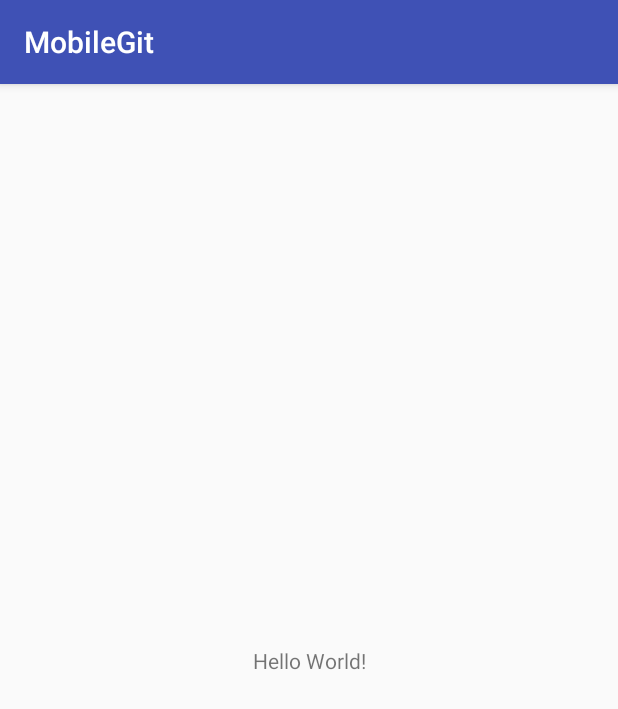
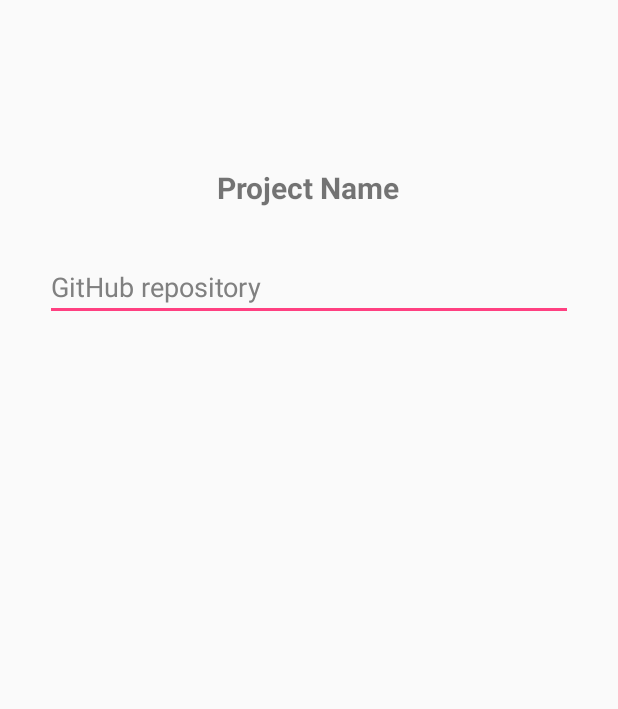
Before and after one commit to SvitlanaAmbros/MobileGit, an Android app: the screen it shows after launch (MainActivity), on a phone screen of 412 x 824 dp. Shown: the top 709 px of the screen. Run offline under Robolectric (Android 15) with nearby library versions, the phone set to English and light mode, and no system bars.

Commit message:
create search repository view

```diff
--- a/app/src/main/res/layout/activity_main.xml
+++ b/app/src/main/res/layout/activity_main.xml
@@ -1,18 +1,30 @@
 <?xml version="1.0" encoding="utf-8"?>
-<android.support.constraint.ConstraintLayout xmlns:android="http://schemas.android.com/apk/res/android"
-    xmlns:app="http://schemas.android.com/apk/res-auto"
-    xmlns:tools="http://schemas.android.com/tools"
+<RelativeLayout
+    xmlns:android="http://schemas.android.com/apk/res/android"
     android:layout_width="match_parent"
-    android:layout_height="match_parent"
-    tools:context="com.example.admin.mobilegit.MainActivity">
+    android:layout_height="match_parent">
 
     <TextView
         android:layout_width="wrap_content"
+        android:layout_height="40dp"
+        android:text="@string/project_name"
+        android:layout_marginTop="105dp"
+        android:gravity="center_vertical"
+        android:layout_centerHorizontal="true"
+        android:textSize="@dimen/project_name_size"
+        android:textStyle="bold"
+        android:id="@+id/textView" />
+
+    <EditText
+        android:id="@+id/et_project_name"
+        android:layout_width="match_parent"
         android:layout_height="wrap_content"
-        android:text="Hello World!"
-        app:layout_constraintBottom_toBottomOf="parent"
-        app:layout_constraintLeft_toLeftOf="parent"
-        app:layout_constraintRight_toRightOf="parent"
-        app:layout_constraintTop_toTopOf="parent" />
+        android:layout_below="@+id/textView"
+        android:layout_centerHorizontal="true"
+        android:layout_marginTop="23dp"
+        android:text="@string/github_repository"
+        android:textColor="@color/colorGrey"
+        android:layout_marginStart="@dimen/input_project_name_margins"
+        android:layout_marginEnd="@dimen/input_project_name_margins"/>
 
-</android.support.constraint.ConstraintLayout>
+</RelativeLayout>
--- a/app/src/main/res/values/colors.xml
+++ b/app/src/main/res/values/colors.xml
@@ -3,4 +3,6 @@
     <color name="colorPrimary">#3F51B5</color>
     <color name="colorPrimaryDark">#303F9F</color>
     <color name="colorAccent">#FF4081</color>
+    <color name="colorGrey">#808080</color>
+
 </resources>
--- /dev/null
+++ b/app/src/main/res/values/dimensions.xml
@@ -0,0 +1,5 @@
+<?xml version="1.0" encoding="utf-8"?>
+<resources>
+    <dimen name="project_name_size">20sp</dimen>
+    <dimen name="input_project_name_margins">30dp</dimen>
+</resources>
--- a/app/src/main/res/values/strings.xml
+++ b/app/src/main/res/values/strings.xml
@@ -1,3 +1,5 @@
 <resources>
     <string name="app_name">MobileGit</string>
+    <string name="project_name">Project Name</string>
+    <string name="github_repository">GitHub repository</string>
 </resources>
--- a/app/src/main/res/values/styles.xml
+++ b/app/src/main/res/values/styles.xml
@@ -1,7 +1,7 @@
 <resources>
 
     <!-- Base application theme. -->
-    <style name="AppTheme" parent="Theme.AppCompat.Light.DarkActionBar">
+    <style name="AppTheme" parent="Theme.AppCompat.Light.NoActionBar">
         <!-- Customize your theme here. -->
         <item name="colorPrimary">@color/colorPrimary</item>
         <item name="colorPrimaryDark">@color/colorPrimaryDark</item>
```
